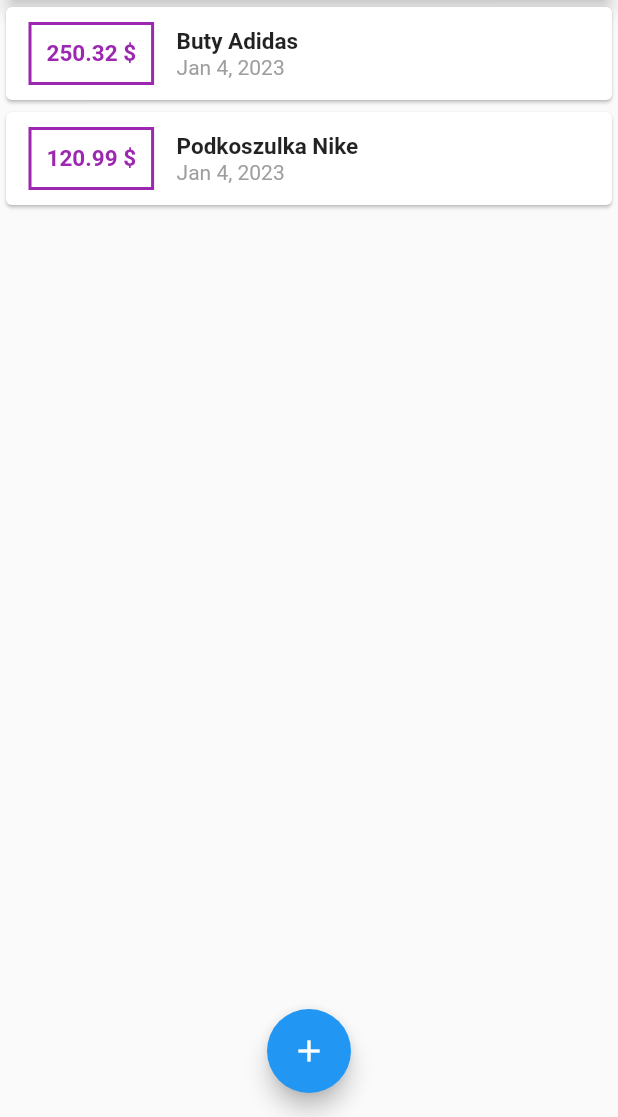
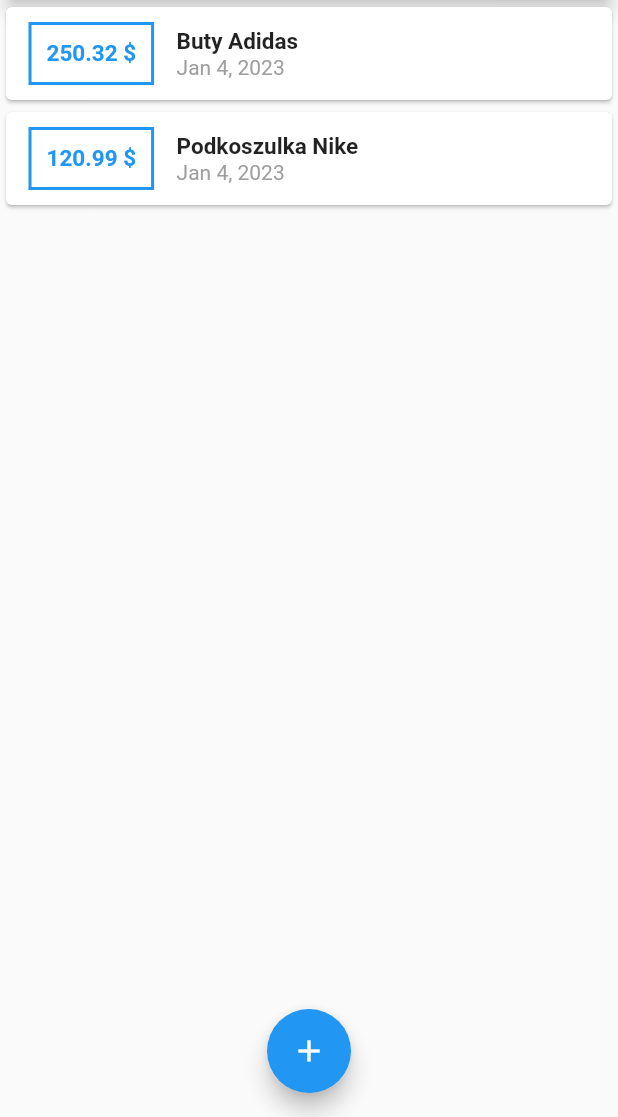
Before and after one commit to AdamSzambur/expenses_app, a Flutter app: the screen it shows after launch, on a phone screen of 412 x 824 dp, the part 119-1236 px from its top. Run offline on Flutter 3.47's test engine with Material 2 defaults, Android fonts, the phone set to English and light mode, and no system bars.

Commit message:
Add simple theme

```diff
--- a/lib/widgets/transactions_list.dart
+++ b/lib/widgets/transactions_list.dart
@@ -16,7 +16,7 @@ class TransactionsList extends StatelessWidget {
   @override
   Widget build(BuildContext context) {
     return Container(
-      height: 400,
+      height: 300,
       child: ListView.builder(
         itemCount: userTransactions.length,
         itemBuilder: (ctx, index) {
@@ -27,7 +27,7 @@ class TransactionsList extends StatelessWidget {
                   margin: EdgeInsets.symmetric(vertical: 10, horizontal: 15),
                   decoration: BoxDecoration(
                     border: Border.all(
-                      color: Colors.purple,
+                      color: Theme.of(context).primaryColor,
                       width: 2,
                     ),
                   ),
@@ -37,7 +37,7 @@ class TransactionsList extends StatelessWidget {
                     style: TextStyle(
                       fontWeight: FontWeight.bold,
                       fontSize: 15,
-                      color: Colors.purple,
+                      color: Theme.of(context).primaryColor,
                     ),
                   ),
                 ),
```
